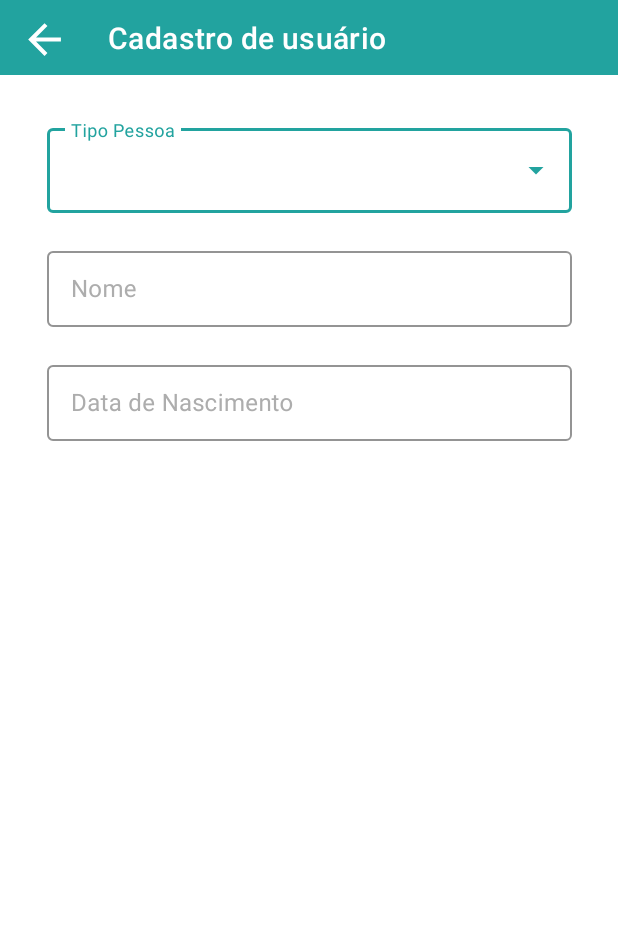
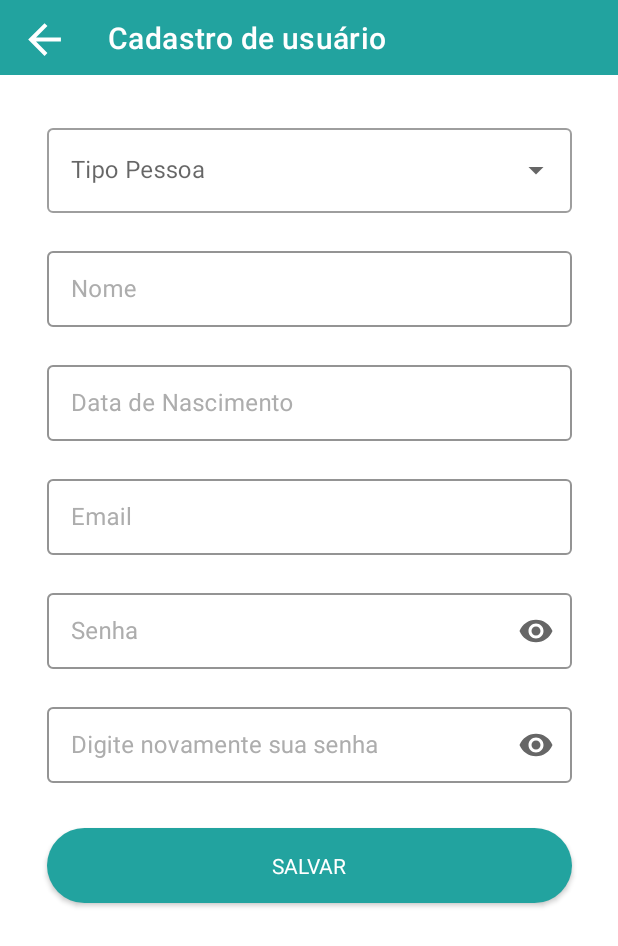
Before and after one commit to FelipeDourado0/Pod-Comandas, an Android app: the screen it shows after launch (MainActivity), after a tap on "Cadastre-se", on a phone screen of 412 x 824 dp. Shown: the top 946 px of the screen. Run offline under Robolectric (Android 15) with nearby library versions, the phone set to English and light mode, and no system bars; our stand-ins replace navigation-ui; 1 other tap on this screen came first.

Commit message:
Ui - cadastro usuario feita

```diff
--- a/app/src/main/java/com/example/comanda/CadastroLoginFragment.kt
+++ b/app/src/main/java/com/example/comanda/CadastroLoginFragment.kt
@@ -73,7 +73,6 @@ class CadastroLoginFragment : Fragment() {
         val outputDateFormat = SimpleDateFormat("dd/MM/yyyy", Locale.getDefault()).apply {
             timeZone = TimeZone.getTimeZone("UTC-3")
         }
-        val calendar = Calendar.getInstance()
 
         val datePicker =
             MaterialDatePicker.Builder.datePicker()
@@ -81,14 +80,15 @@ class CadastroLoginFragment : Fragment() {
                 .setTextInputFormat(outputDateFormat)
                 .build()
 
-
-
         datePicker.addOnPositiveButtonClickListener{
             val calendar = Calendar.getInstance(TimeZone.getTimeZone("UTC-3"))
             calendar.time = Date(it)
-            Toast.makeText(this.context, calendar.time.toString(),Toast.LENGTH_SHORT).show()
+
             val month: String
-            if ((calendar.get(Calendar.MONTH) + 1).toString().length < 2) month = "0${calendar.get(Calendar.MONTH) + 1}" else month = "${calendar.get(Calendar.MONTH) + 1}"
+            if ((calendar.get(Calendar.MONTH) + 1).toString().length < 2)
+                month = "0${calendar.get(Calendar.MONTH) + 1}"
+            else
+                month = "${calendar.get(Calendar.MONTH) + 1}"
 
             binding.editTextDataNascimentoCadastroUsuario.setText("${calendar.get(Calendar.DAY_OF_MONTH)}/" +
                     "${month}/${calendar.get(Calendar.YEAR)}")
--- a/app/src/main/res/layout/fragment_cadastro_login.xml
+++ b/app/src/main/res/layout/fragment_cadastro_login.xml
@@ -5,6 +5,9 @@
     android:layout_width="match_parent"
     android:layout_height="match_parent"
     tools:context=".CadastroLoginFragment">
+    <ScrollView
+        android:layout_width="match_parent"
+        android:layout_height="match_parent">
 
         <androidx.constraintlayout.widget.ConstraintLayout
             android:layout_width="match_parent"
@@ -96,7 +99,101 @@
                     android:maxLines="1" />
             </com.google.android.material.textfield.TextInputLayout>
 
+            <com.google.android.material.textfield.TextInputLayout
+                android:id="@+id/inputLayoutEmailCadastroUsuario"
+                style="@style/Widget.MaterialComponents.TextInputLayout.OutlinedBox"
+                android:layout_width="350dp"
+                android:layout_height="56dp"
+                android:layout_marginTop="20dp"
+                android:hint="Email"
+                android:singleLine="true"
+                android:textColorHint="@color/light_grey"
+                android:visibility="visible"
+                app:boxStrokeColor="@color/sea_green"
+                app:endIconMode="clear_text"
+                app:hintTextColor="@color/sea_green"
+                app:layout_constraintEnd_toEndOf="parent"
+                app:layout_constraintStart_toStartOf="parent"
+                app:layout_constraintTop_toBottomOf="@+id/inputLayoutDataNascimentoCadastroUsuario">
+
+                <com.google.android.material.textfield.TextInputEditText
+                    android:id="@+id/editTextEmailCadastroUsuario"
+                    android:layout_width="match_parent"
+                    android:layout_height="wrap_content"
+                    android:inputType="textEmailAddress"
+                    android:maxLines="1" />
+            </com.google.android.material.textfield.TextInputLayout>
+
+            <com.google.android.material.textfield.TextInputLayout
+                android:id="@+id/inputLayoutPasswordCadastroUsuario"
+                style="@style/Widget.MaterialComponents.TextInputLayout.OutlinedBox"
+                android:layout_width="350dp"
+                android:layout_height="56dp"
+                android:layout_marginTop="20dp"
+                android:hint="Senha"
+                android:singleLine="true"
+                android:textColorHint="@color/light_grey"
+                android:visibility="visible"
+                app:boxStrokeColor="@color/sea_green"
+                app:endIconMode="password_toggle"
+                app:hintTextColor="@color/sea_green"
+                app:layout_constraintEnd_toEndOf="parent"
+                app:layout_constraintStart_toStartOf="parent"
+                app:layout_constraintTop_toBottomOf="@+id/inputLayoutEmailCadastroUsuario">
+
+                <com.google.android.material.textfield.TextInputEditText
+                    android:id="@+id/editTextPasswordCadastroUsuario"
+                    android:layout_width="match_parent"
+                    android:layout_height="wrap_content"
+                    android:inputType="textPassword"
+                    android:maxLines="1" />
+            </com.google.android.material.textfield.TextInputLayout>
+
+            <com.google.android.material.textfield.TextInputLayout
+                android:id="@+id/inputLayoutPasswordRepeatCadastroUsuario"
+                style="@style/Widget.MaterialComponents.TextInputLayout.OutlinedBox"
+                android:layout_width="350dp"
+                android:layout_height="56dp"
+                android:layout_marginTop="20dp"
+                android:hint="Digite novamente sua senha"
+                android:singleLine="true"
+                android:textColorHint="@color/light_grey"
+                android:visibility="visible"
+                app:boxStrokeColor="@color/sea_green"
+                app:endIconMode="password_toggle"
+                app:hintTextColor="@color/sea_green"
+                app:layout_constraintEnd_toEndOf="parent"
+                app:layout_constraintStart_toStartOf="parent"
+                app:layout_constraintTop_toBottomOf="@+id/inputLayoutPasswordCadastroUsuario">
+
+                <com.google.android.material.textfield.TextInputEditText
+                    android:id="@+id/editTextPasswordRepeatCadastroUsuario"
+                    android:layout_width="match_parent"
+                    android:layout_height="wrap_content"
+                    android:inputType="textPassword"
+                    android:maxLines="1" />
+            </com.google.android.material.textfield.TextInputLayout>
+
+            <com.google.android.material.button.MaterialButton
+                android:id="@+id/btnSalvarCadastroUsuario"
+                style="@android:style/Widget.Material.GridView"
+                android:layout_width="350dp"
+                android:layout_height="50dp"
+                android:layout_marginTop="30dp"
+                android:layout_marginBottom="30dp"
+                android:background="@drawable/btn_padrao"
+                android:backgroundTint="@color/sea_green"
+                android:elevation="2dp"
+                android:text="SALVAR"
+                android:textColor="@color/white"
+                app:layout_constraintBottom_toBottomOf="parent"
+                app:layout_constraintEnd_toEndOf="parent"
+                app:layout_constraintStart_toStartOf="parent"
+                app:layout_constraintTop_toBottomOf="@+id/inputLayoutPasswordRepeatCadastroUsuario"
+                tools:ignore="ExtraText" />
+
         </androidx.constraintlayout.widget.ConstraintLayout>
 
+    </ScrollView>
 
 </FrameLayout>
```
Lines whose indentation alone changed are shown as unchanged.
